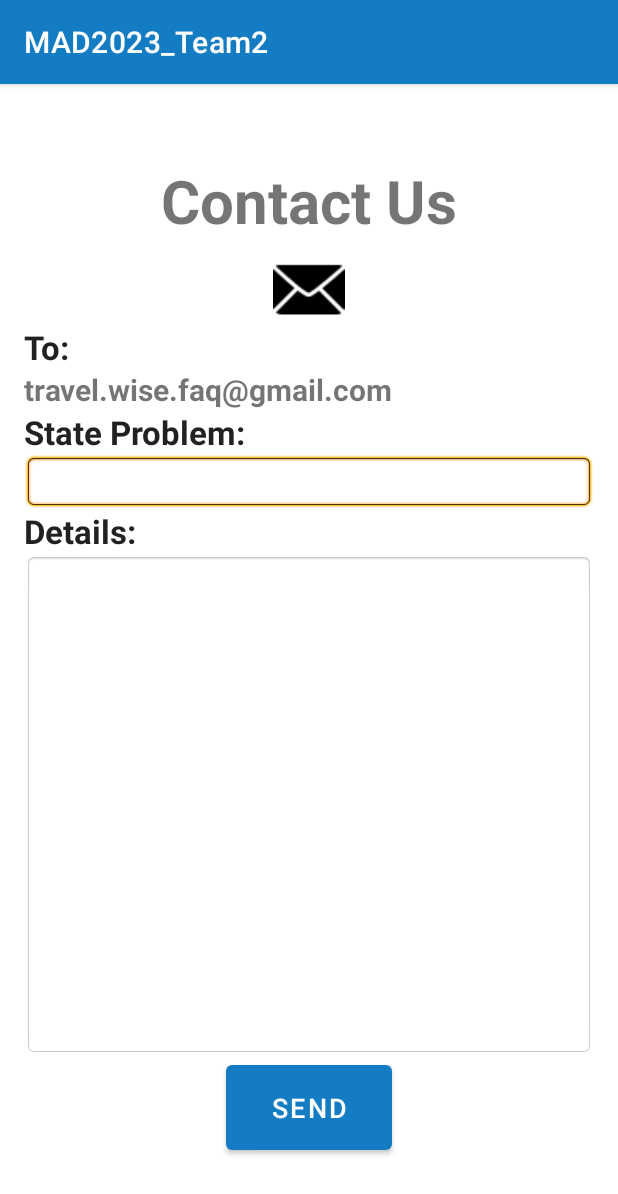
After one commit to bingenk/MAD2023_Team2, an Android app: the fragment ContactFragment shown on its own in the app's theme, on a phone screen of 412 x 824 dp. The commit adds this screen. Shown: the top 1194 px of the screen. Run offline under Robolectric (Android 15) with nearby library versions, the phone set to English and light mode, and no system bars.

Commit message:
contact branch commit

```diff
--- a/app/src/main/java/sg/edu/np/mad/mad2023_team2/MainActivity.java
+++ b/app/src/main/java/sg/edu/np/mad/mad2023_team2/MainActivity.java
@@ -41,7 +41,7 @@ public class MainActivity extends AppCompatActivity {
         // Passing each menu ID as a set of Ids because each
         // menu should be considered as top level destinations.
         mAppBarConfiguration = new AppBarConfiguration.Builder(
-                R.id.nav_home, R.id.nav_gallery, R.id.nav_slideshow)
+                R.id.nav_home, R.id.nav_gallery, R.id.nav_slideshow, R.id.nav_contact)
                 .setOpenableLayout(drawer)
                 .build();
         NavController navController = Navigation.findNavController(this, R.id.nav_host_fragment_content_main);
--- /dev/null
+++ b/app/src/main/java/sg/edu/np/mad/mad2023_team2/ui/contact/ContactFragment.java
@@ -0,0 +1,71 @@
+package sg.edu.np.mad.mad2023_team2.ui.contact;
+
+import android.content.Intent;
+import android.os.Bundle;
+import android.view.LayoutInflater;
+import android.view.View;
+import android.view.ViewGroup;
+import android.widget.Button;
+import android.widget.EditText;
+import android.widget.TextView;
+
+import androidx.annotation.NonNull;
+import androidx.fragment.app.Fragment;
+import androidx.lifecycle.ViewModelProvider;
+
+import sg.edu.np.mad.mad2023_team2.R;
+import sg.edu.np.mad.mad2023_team2.databinding.FragmentContactBinding;
+
+public class ContactFragment extends Fragment {
+
+    private FragmentContactBinding binding;
+    private String mEditTextTo;
+    private EditText mEditTextSubject;
+    private EditText mEditTextMessage;
+    public View onCreateView(@NonNull LayoutInflater inflater,
+                             ViewGroup container, Bundle savedInstanceState) {
+
+        ContactViewModel contactViewModel =
+                new ViewModelProvider(this).get(ContactViewModel.class);
+
+        binding = FragmentContactBinding.inflate(inflater, container, false);
+        View root = binding.getRoot();
+
+        final TextView textView = binding.textContact;
+        contactViewModel.getText().observe(getViewLifecycleOwner(), textView::setText);
+
+        mEditTextTo = "travel.wise.faq@gmail.com";
+        mEditTextSubject = root.findViewById(R.id.edit_text_subject); //can be hardcoded like above, current use is from an edittext
+        mEditTextMessage = root.findViewById(R.id.edit_text_message); //can be hardcoded like above, current use is from an edittext
+
+        Button buttonSend = root.findViewById(R.id.mail_send_button);
+        buttonSend.setOnClickListener(new View.OnClickListener() {
+            @Override
+            public void onClick(View v) {
+                sendMail();
+            }
+        });
+        return root;
+    }
+
+    private void sendMail() {
+        String recipient = mEditTextTo; //recipient is "travel.wise.faq@gmail.com"
+
+        String subject = mEditTextSubject.getText().toString(); // subject EditText is turned into a string
+        String message = mEditTextMessage.getText().toString(); //message EditText is turned into a string
+
+        Intent send = new Intent(Intent.ACTION_SEND); //make a new intent to send the email
+        send.putExtra(Intent.EXTRA_EMAIL, new String[] {recipient}); //include the recipient (array is a MUST)
+        send.putExtra(Intent.EXTRA_SUBJECT, subject); //include subject
+        send.putExtra(Intent.EXTRA_TEXT, message); //message
+
+        send.setType("message/rfc822"); //set the intent type as sending an email
+        startActivity(Intent.createChooser(send, "Choose an email client"));
+    }
+
+    @Override
+    public void onDestroyView() {
+        super.onDestroyView();
+        binding = null;
+    }
+}
--- /dev/null
+++ b/app/src/main/java/sg/edu/np/mad/mad2023_team2/ui/contact/ContactViewModel.java
@@ -0,0 +1,19 @@
+package sg.edu.np.mad.mad2023_team2.ui.contact;
+
+import androidx.lifecycle.LiveData;
+import androidx.lifecycle.MutableLiveData;
+import androidx.lifecycle.ViewModel;
+
+public class ContactViewModel extends ViewModel {
+
+    private final MutableLiveData<String> mText;
+
+    public ContactViewModel() {
+        mText = new MutableLiveData<>();
+        mText.setValue("Contact Us");
+    }
+
+    public LiveData<String> getText() {
+        return mText;
+    }
+}
--- /dev/null
+++ b/app/src/main/res/layout/fragment_contact.xml
@@ -0,0 +1,90 @@
+<?xml version="1.0" encoding="utf-8"?>
+<LinearLayout xmlns:android="http://schemas.android.com/apk/res/android"
+    xmlns:app="http://schemas.android.com/apk/res-auto"
+    xmlns:tools="http://schemas.android.com/tools"
+    android:layout_width="match_parent"
+    android:layout_height="match_parent"
+    android:orientation="vertical"
+    android:gravity="center"
+    android:padding="16dp"
+    tools:context=".ui.contact.ContactFragment">
+
+    <TextView
+        android:id="@+id/textContact"
+        android:layout_width="match_parent"
+        android:layout_height="wrap_content"
+        android:layout_marginStart="8dp"
+        android:layout_marginEnd="8dp"
+        android:layout_marginBottom="8dp"
+        android:text="@string/contact_us"
+        android:textAlignment="center"
+        android:textSize="40sp"
+        android:textStyle="bold"
+        app:layout_constraintBottom_toBottomOf="parent"
+        app:layout_constraintEnd_toEndOf="parent"
+        app:layout_constraintStart_toStartOf="parent" />
+
+    <ImageView
+        android:id="@+id/imageView2"
+        android:layout_width="match_parent"
+        android:layout_height="@android:dimen/app_icon_size"
+        android:src="@android:drawable/ic_dialog_email"
+        app:tint="#000000" />
+
+    <TextView
+        android:layout_width="match_parent"
+        android:layout_height="wrap_content"
+        android:text="To:"
+        android:textAppearance="@style/TextAppearance.AppCompat.Large"
+        android:textStyle="bold" />
+
+    <TextView
+        android:id="@+id/edit_text_to"
+        android:layout_width="match_parent"
+        android:layout_height="wrap_content"
+        android:text="@string/travel_wise_faq_gmail_com"
+        android:textSize="20sp"
+        android:textStyle="bold" />
+
+    <TextView
+        android:layout_width="match_parent"
+        android:layout_height="wrap_content"
+        android:text="State Problem:"
+        android:textAppearance="@style/TextAppearance.AppCompat.Large"
+        android:textStyle="bold" />
+
+    <EditText
+        android:id="@+id/edit_text_subject"
+        android:layout_width="match_parent"
+        android:layout_height="wrap_content"
+        android:background="@android:drawable/editbox_background"
+        android:inputType="textEmailSubject" />
+
+    <TextView
+        android:layout_width="match_parent"
+        android:layout_height="wrap_content"
+        android:text="Details:"
+        android:textAppearance="@style/TextAppearance.AppCompat.Large"
+        android:textStyle="bold" />
+
+    <EditText
+        android:id="@+id/edit_text_message"
+        android:layout_width="match_parent"
+        android:layout_height="wrap_content"
+        android:background="@android:drawable/editbox_background"
+        android:gravity="start|top"
+        android:lines="15" />
+
+    <Button
+        android:id="@+id/mail_send_button"
+        android:layout_width="wrap_content"
+        android:layout_height="wrap_content"
+        android:paddingTop="16sp"
+        android:paddingBottom="16sp"
+        android:paddingLeft="30sp"
+        android:paddingRight="30sp"
+        android:text="send"
+        android:textAlignment="center"
+        android:textSize="18sp" />
+
+</LinearLayout>
--- a/app/src/main/res/menu/activity_main_drawer.xml
+++ b/app/src/main/res/menu/activity_main_drawer.xml
@@ -16,5 +16,10 @@
             android:id="@+id/nav_slideshow"
             android:icon="@drawable/ic_menu_slideshow"
             android:title="@string/menu_slideshow" />
+        <item
+            android:id="@+id/nav_contact"
+            android:icon="@android:drawable/ic_dialog_email"
+            android:title="Contact Us"
+            />
     </group>
 </menu>
--- a/app/src/main/res/navigation/mobile_navigation.xml
+++ b/app/src/main/res/navigation/mobile_navigation.xml
@@ -22,4 +22,10 @@
         android:name="sg.edu.np.mad.mad2023_team2.ui.slideshow.SlideshowFragment"
         android:label="@string/menu_slideshow"
         tools:layout="@layout/fragment_slideshow" />
+
+    <fragment
+        android:id="@+id/nav_contact"
+        android:name="sg.edu.np.mad.mad2023_team2.ui.contact.ContactFragment"
+        android:label="Contact"
+        tools:layout="@layout/fragment_contact" />
 </navigation>
--- a/app/src/main/res/values/strings.xml
+++ b/app/src/main/res/values/strings.xml
@@ -10,4 +10,6 @@
     <string name="menu_home">TravelWise</string>
     <string name="menu_gallery">Gallery</string>
     <string name="menu_slideshow">Slideshow</string>
+    <string name="contact_us">Contact Us</string>
+    <string name="travel_wise_faq_gmail_com">travel.wise.faq@gmail.com</string>
 </resources>
```
